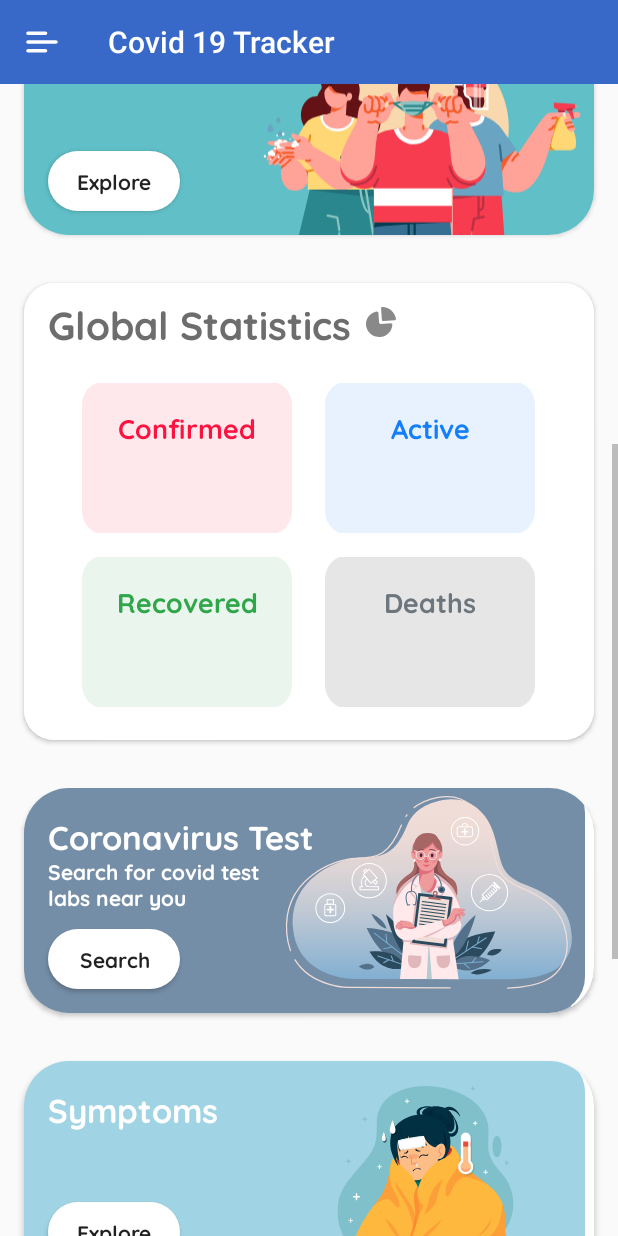
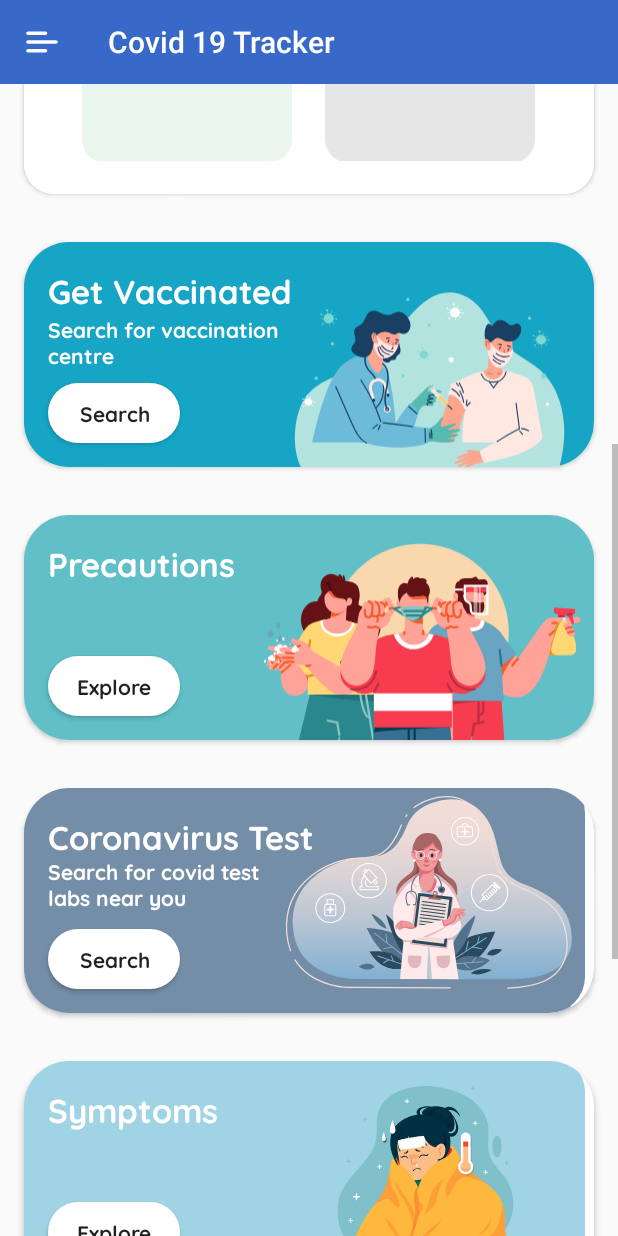
Before and after one commit to PiyushSonawane1302/Covid-19-Tracker-App, an Android app: the screen it shows after launch (MainActivity), scrolled down 537 dp, on a phone screen of 412 x 824 dp. Run offline under Robolectric (Android 15) with nearby library versions, the light colour scheme and no system bars; our stand-ins replace Volley, sdp/ssp sizes; network calls fail; 1 statement that could not run was skipped.

Commit message:
"Covid-19 Tracker"

```diff
--- a/app/src/main/java/com/example/covid19tracker/Centre.java
+++ b/app/src/main/java/com/example/covid19tracker/Centre.java
@@ -1,4 +1,8 @@
 package com.example.covid19tracker;
+
+/**
+ * Model Class for the centre
+ */
 
 public class Centre {
 
--- a/app/src/main/java/com/example/covid19tracker/Country.java
+++ b/app/src/main/java/com/example/covid19tracker/Country.java
@@ -1,5 +1,8 @@
 package com.example.covid19tracker;
 
+/**
+ * Model Class for the Country data
+ */
 public class Country {
     String flagUrl;
     String country;
--- a/app/src/main/java/com/example/covid19tracker/CountryAdapter.java
+++ b/app/src/main/java/com/example/covid19tracker/CountryAdapter.java
@@ -13,6 +13,9 @@ import com.bumptech.glide.Glide;
 
 import java.util.ArrayList;
 
+/**
+ * Adapter for the country
+ */
 public class CountryAdapter extends RecyclerView.Adapter<CountryAdapter.ViewHolder> {
 
     ArrayList<Country> items = new ArrayList<>();
@@ -33,7 +36,7 @@ public class CountryAdapter extends RecyclerView.Adapter<CountryAdapter.ViewHold
         holder.active.setText(currentItem.active);
         holder.recovered.setText(currentItem.recovered);
         holder.death.setText(currentItem.deaths);
-        Glide.with(holder.itemView.getContext()).load(currentItem.flagUrl).into(holder.flag);
+        Glide.with(holder.itemView.getContext()).load(currentItem.flagUrl).into(holder.flag); //Used Glide to load image
 
 
     }
--- a/app/src/main/java/com/example/covid19tracker/MainActivity.java
+++ b/app/src/main/java/com/example/covid19tracker/MainActivity.java
@@ -4,6 +4,7 @@ import androidx.annotation.NonNull;
 import androidx.appcompat.app.ActionBarDrawerToggle;
 import androidx.appcompat.app.AppCompatActivity;
 
+import android.annotation.SuppressLint;
 import android.content.Context;
 import android.content.Intent;
 import android.graphics.Color;
@@ -42,7 +43,7 @@ public class MainActivity extends AppCompatActivity implements NavigationView.On
 
     Toolbar toolbar;
     Button call_btn;
-    Button news_update_btn, precautions_btn, symptoms_btn, countryWise_data_btn,test_labs,search_vaccine_btn;
+    Button news_update_btn, precautions_btn, symptoms_btn, countryWise_data_btn, test_labs, search_vaccine_btn;
     TextView total, active, recovered, deaths;
 
     @Override
@@ -66,9 +67,9 @@ public class MainActivity extends AppCompatActivity implements NavigationView.On
 
         setSupportActionBar(toolbar);
 
-        if (isNetworkAvailable()){
+        if (isNetworkAvailable()) {
 
-            fetchTotalsData();
+            fetchTotalsData(); //Fetching total cases data to display on the dashboard
 
             DrawerLayout drawerLayout = findViewById(R.id.drawer_layout);
             ActionBarDrawerToggle toggle = new ActionBarDrawerToggle(this, drawerLayout, toolbar
@@ -103,7 +104,7 @@ public class MainActivity extends AppCompatActivity implements NavigationView.On
             search_vaccine_btn.setOnClickListener(new View.OnClickListener() {
                 @Override
                 public void onClick(View v) {
-                 startActivity(new Intent(MainActivity.this,VaccinationSearchActivity.class));
+                    startActivity(new Intent(MainActivity.this, VaccinationSearchActivity.class));
                 }
             });
 
@@ -156,15 +157,15 @@ public class MainActivity extends AppCompatActivity implements NavigationView.On
             NavigationView navigationView = findViewById(R.id.nav_view);
             navigationView.setNavigationItemSelectedListener(this);
         }
-        else{
-            Intent intent = new Intent(this,NoInternet.class);
+        //No Internet Activity is started if the network is not available
+        else {
+
+            Intent intent = new Intent(this, NoInternet.class);
             startActivity(intent);
             finish();
         }
 
     }
-
-
 
 
     @Override
@@ -178,7 +179,11 @@ public class MainActivity extends AppCompatActivity implements NavigationView.On
     }
 
 
-
+    /**
+     * This to to open the particular navigation item when
+     * item is clicked
+     */
+    @SuppressLint("NonConstantResourceId")
     @Override
     public boolean onNavigationItemSelected(@NonNull MenuItem item) {
 
@@ -218,8 +223,8 @@ public class MainActivity extends AppCompatActivity implements NavigationView.On
                 intent = new Intent(Intent.ACTION_VIEW, gmmIntentUri);
                 intent.setPackage("com.google.android.apps.maps");
                 break;
-            case R.id.nav_vaccination_centre :
-                intent = new Intent(this,VaccinationSearchActivity.class);
+            case R.id.nav_vaccination_centre:
+                intent = new Intent(this, VaccinationSearchActivity.class);
                 break;
         }
 
@@ -231,13 +236,14 @@ public class MainActivity extends AppCompatActivity implements NavigationView.On
     }
 
 
-
+    /**
+     * This is to fetch the cases statistics data which is displayed on the dashboard.
+     */
     private void fetchTotalsData() {
 
         String url = "https://corona.lmao.ninja/v2/all/";
-        StringRequest request = new StringRequest(Request.Method.GET, url, new Response.Listener<String>() {
-            @Override
-            public void onResponse(String response) {
+        StringRequest request = new StringRequest(Request.Method.GET, url, response -> {
+
             try {
 
                 JSONObject jsonObject = new JSONObject(response);
@@ -267,19 +273,17 @@ public class MainActivity extends AppCompatActivity implements NavigationView.On
             } catch (JSONException e) {
                 e.printStackTrace();
             }
-            }
+        }, error -> Toast.makeText(MainActivity.this, error.getMessage(), Toast.LENGTH_SHORT).show());
 
-        }, new Response.ErrorListener() {
-            @Override
-            public void onErrorResponse(VolleyError error) {
-                Toast.makeText(MainActivity.this, error.getMessage(), Toast.LENGTH_SHORT).show();
-            }
-        });
         MySingleton.getInstance(this).addToRequestQueue(request);
     }
 
 
-
+    /**
+     * To check the Network Availability on device
+     *
+     * @return true or false based on network connectivity
+     */
     private boolean isNetworkAvailable() {
         ConnectivityManager connectivityManager
                 = (ConnectivityManager) getSystemService(Context.CONNECTIVITY_SERVICE);
--- a/app/src/main/java/com/example/covid19tracker/News.java
+++ b/app/src/main/java/com/example/covid19tracker/News.java
@@ -1,12 +1,15 @@
 package com.example.covid19tracker;
 
+/**
+ * Model Class for the News
+ */
 public class News {
     String source;
     String title;
     String url;
     String imageUrl;
 
-    public News(String title, String url, String imageUrl,String source) {
+    public News(String title, String url, String imageUrl, String source) {
         this.title = title;
         this.url = url;
         this.imageUrl = imageUrl;
--- a/app/src/main/res/drawable/ic_graph.xml
+++ b/app/src/main/res/drawable/ic_graph.xml
@@ -5,6 +5,6 @@
     android:viewportHeight="24">
   <path
       android:pathData="M12.3264,2.2097C12.4861,2.0663 12.6973,1.9912 12.9135,2.0008C17.4843,2.1377 21.3044,5.4558 21.9967,9.8906C22.0011,9.9171 22.0011,9.9441 21.9967,9.9706C22.0116,10.1804 21.9407,10.3874 21.7996,10.5458C21.6586,10.7043 21.459,10.801 21.2451,10.8147L13.5656,11.3211C13.3116,11.3436 13.0597,11.26 12.8718,11.0909C12.6839,10.9218 12.5774,10.6828 12.5785,10.4326L12.0623,2.8893V2.7649C12.0717,2.5528 12.1667,2.353 12.3264,2.2097ZM11.7997,13.2936L18.4558,12.8671L18.5011,12.8849C18.7869,12.8895 19.0591,13.0054 19.2579,13.2071C19.4566,13.4087 19.5655,13.6795 19.5606,13.9599C19.2984,17.782 16.4962,20.9755 12.6828,21.7982C8.8694,22.621 4.9602,20.8754 3.0878,17.5139C2.5372,16.5457 2.1893,15.4794 2.0645,14.3775C2.016,14.051 1.9948,13.7212 2.0011,13.3913C2.0137,9.3271 4.9073,5.8191 8.9561,4.9595C9.4462,4.8678 9.9376,5.1125 10.1515,5.5548C10.2047,5.6351 10.2473,5.7217 10.2782,5.8125C10.3541,6.9841 10.4329,8.1446 10.5113,9.3002C10.5732,10.2128 10.6349,11.1223 10.6948,12.0319C10.6917,12.2462 10.7254,12.4594 10.7944,12.6627C10.9569,13.0627 11.3614,13.3165 11.7997,13.2936Z"
-      android:fillColor="#898989"
+      android:fillColor="#434343"
       android:fillType="evenOdd"/>
 </vector>
--- a/app/src/main/res/layout/activity_main.xml
+++ b/app/src/main/res/layout/activity_main.xml
@@ -104,103 +104,6 @@
                             android:layout_width="match_parent"
                             android:layout_height="wrap_content"
                             android:layout_margin="16dp"
-                            android:elevation="4dp"
-                            app:cardCornerRadius="30dp">
-
-
-                            <FrameLayout
-                                android:layout_width="wrap_content"
-                                android:layout_height="150dp">
-
-                                <ImageView
-                                    android:layout_width="wrap_content"
-                                    android:layout_height="wrap_content"
-                                    android:scaleType="centerCrop"
-                                    android:src="@drawable/ic_vaccination_bg" />
-
-                                <TextView
-                                    android:layout_width="wrap_content"
-                                    android:layout_height="wrap_content"
-                                    android:layout_margin="16dp"
-                                    android:fontFamily="@font/quicksand_bold"
-                                    android:text="Get Vaccinated"
-                                    android:textColor="@color/white"
-                                    android:textSize="22sp" />
-
-                                <TextView
-                                    android:layout_width="wrap_content"
-                                    android:layout_height="wrap_content"
-                                    android:layout_marginLeft="16dp"
-                                    android:layout_marginTop="48dp"
-                                    android:textColor="@color/white"
-                                    android:textSize="14sp"
-                                    android:fontFamily="@font/quicksand_bold"
-                                    android:text="Search for vaccination\ncentre"/>
-
-                                <Button
-                                    android:id="@+id/search_vaccine_btn"
-                                    android:layout_width="wrap_content"
-                                    android:layout_height="40dp"
-                                    android:layout_gravity="bottom|start"
-                                    android:layout_margin="16dp"
-                                    android:background="@drawable/button_background"
-                                    android:backgroundTint="@color/white"
-                                    android:fontFamily="@font/quicksand_bold"
-                                    android:text="@string/search"
-                                    android:textAllCaps="false" />
-
-                            </FrameLayout>
-
-                        </androidx.cardview.widget.CardView>
-
-
-                        <androidx.cardview.widget.CardView
-                            android:layout_width="match_parent"
-                            android:layout_height="wrap_content"
-                            android:layout_margin="16dp"
-                            android:elevation="4dp"
-                            app:cardCornerRadius="30dp">
-
-
-                            <FrameLayout
-                                android:layout_width="wrap_content"
-                                android:layout_height="150dp">
-
-                                <ImageView
-                                    android:layout_width="wrap_content"
-                                    android:layout_height="wrap_content"
-                                    android:scaleType="centerCrop"
-                                    android:src="@drawable/ic_first_card_background" />
-
-                                <TextView
-                                    android:layout_width="wrap_content"
-                                    android:layout_height="wrap_content"
-                                    android:layout_margin="16dp"
-                                    android:fontFamily="@font/quicksand_bold"
-                                    android:text="@string/precaution"
-                                    android:textColor="@color/white"
-                                    android:textSize="22sp" />
-
-                                <Button
-                                    android:id="@+id/precautions_btn"
-                                    android:layout_width="wrap_content"
-                                    android:layout_height="40dp"
-                                    android:layout_gravity="bottom|start"
-                                    android:layout_margin="16dp"
-                                    android:background="@drawable/button_background"
-                                    android:backgroundTint="@color/white"
-                                    android:fontFamily="@font/quicksand_bold"
-                                    android:text="@string/explore"
-                                    android:textAllCaps="false" />
-
-                            </FrameLayout>
-
-                        </androidx.cardview.widget.CardView>
-
-                        <androidx.cardview.widget.CardView
-                            android:layout_width="match_parent"
-                            android:layout_height="wrap_content"
-                            android:layout_margin="16dp"
                             android:elevation="16dp"
                             app:cardCornerRadius="20dp">
 
@@ -220,7 +123,7 @@
                                     android:drawablePadding="8dp"
                                     android:fontFamily="@font/quicksand_bold"
                                     android:text="@string/global_stats"
-                                    android:textColor="#6D6D6D"
+                                    android:textColor="#434343"
                                     android:textSize="26sp"
                                     app:drawableEndCompat="@drawable/ic_graph" />
 
@@ -399,6 +302,102 @@
 
                         </androidx.cardview.widget.CardView>
 
+                        <androidx.cardview.widget.CardView
+                            android:layout_width="match_parent"
+                            android:layout_height="wrap_content"
+                            android:layout_margin="16dp"
+                            android:elevation="4dp"
+                            app:cardCornerRadius="30dp">
+
+                            <FrameLayout
+                                android:layout_width="wrap_content"
+                                android:layout_height="150dp">
+
+                                <ImageView
+                                    android:layout_width="wrap_content"
+                                    android:layout_height="wrap_content"
+                                    android:scaleType="centerCrop"
+                                    android:src="@drawable/ic_vaccination_bg" />
+
+                                <TextView
+                                    android:layout_width="wrap_content"
+                                    android:layout_height="wrap_content"
+                                    android:layout_margin="16dp"
+                                    android:fontFamily="@font/quicksand_bold"
+                                    android:text="Get Vaccinated"
+                                    android:textColor="@color/white"
+                                    android:textSize="22sp" />
+
+                                <TextView
+                                    android:layout_width="wrap_content"
+                                    android:layout_height="wrap_content"
+                                    android:layout_marginLeft="16dp"
+                                    android:layout_marginTop="48dp"
+                                    android:textColor="@color/white"
+                                    android:textSize="14sp"
+                                    android:fontFamily="@font/quicksand_bold"
+                                    android:text="Search for vaccination\ncentre"/>
+
+                                <Button
+                                    android:id="@+id/search_vaccine_btn"
+                                    android:layout_width="wrap_content"
+                                    android:layout_height="40dp"
+                                    android:layout_gravity="bottom|start"
+                                    android:layout_margin="16dp"
+                                    android:background="@drawable/button_background"
+                                    android:backgroundTint="@color/white"
+                                    android:fontFamily="@font/quicksand_bold"
+                                    android:text="@string/search"
+                                    android:textAllCaps="false" />
+
+                            </FrameLayout>
+
+                        </androidx.cardview.widget.CardView>
+
+
+                        <androidx.cardview.widget.CardView
+                            android:layout_width="match_parent"
+                            android:layout_height="wrap_content"
+                            android:layout_margin="16dp"
+                            android:elevation="4dp"
+                            app:cardCornerRadius="30dp">
+
+
+                            <FrameLayout
+                                android:layout_width="wrap_content"
+                                android:layout_height="150dp">
+
+                                <ImageView
+                                    android:layout_width="wrap_content"
+                                    android:layout_height="wrap_content"
+                                    android:scaleType="centerCrop"
+                                    android:src="@drawable/ic_first_card_background" />
+
+                                <TextView
+                                    android:layout_width="wrap_content"
+                                    android:layout_height="wrap_content"
+                                    android:layout_margin="16dp"
+                                    android:fontFamily="@font/quicksand_bold"
+                                    android:text="@string/precaution"
+                                    android:textColor="@color/white"
+                                    android:textSize="22sp" />
+
+                                <Button
+                                    android:id="@+id/precautions_btn"
+                                    android:layout_width="wrap_content"
+                                    android:layout_height="40dp"
+                                    android:layout_gravity="bottom|start"
+                                    android:layout_margin="16dp"
+                                    android:background="@drawable/button_background"
+                                    android:backgroundTint="@color/white"
+                                    android:fontFamily="@font/quicksand_bold"
+                                    android:text="@string/explore"
+                                    android:textAllCaps="false" />
+
+                            </FrameLayout>
+
+
+                        </androidx.cardview.widget.CardView>
 
                         <androidx.cardview.widget.CardView
                             android:layout_width="match_parent"
--- a/app/src/main/res/values/strings.xml
+++ b/app/src/main/res/values/strings.xml
@@ -23,6 +23,7 @@
     <string name="news_updates">News Updates</string>
     <string name="turn_on_internet">Please Turn On Internet Connection !</string>
     <string name="pull_refresh"> and Pull down to Refresh !</string>
+    <string name="book_now">Book Now</string>
 
 
 </resources>
```
Also changed, not shown: app/src/main/java/com/example/covid19tracker/CentreAdapter.java (+30 -11 lines), app/src/main/res/drawable/book_button.xml (added, +7 -0 lines), app/src/main/res/layout/vaccination_item.xml (+17 -1 lines). Lines whose indentation alone changed are shown as unchanged.
